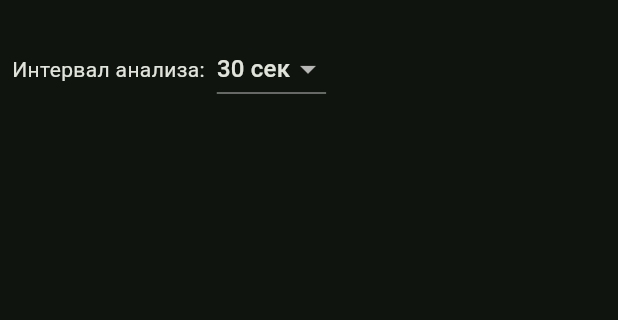
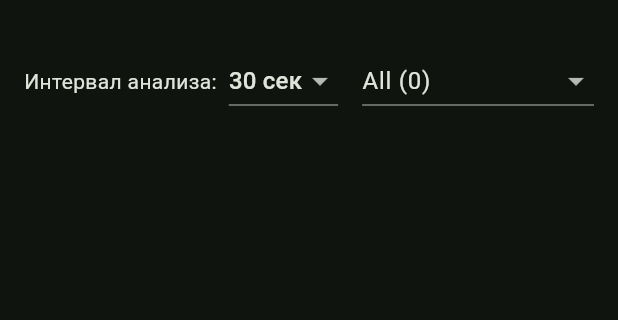
Before and after one commit to SmithAndWesson/roulette_signals, a Flutter app: the MainScreen screen opened directly with empty values, after a tap on the "refresh" icon, on a phone screen of 412 x 824 dp, the part 63-383 px from its top. Run offline on Flutter 3.47's test engine with Material 3 defaults, Android fonts, the phone set to English and light mode, and no system bars; our stand-ins replace assets_audio_player, shared_preferences; missing offline and left inert: webview_windows; accounts and stored records are empty; network calls fail.

Commit message:
feat: улучшена фильтрация игр и интерфейс - Обновлена логика фильтрации заблокированных игр с учетом формата provider:gameName - Добавлено отображение количества игр для каждого провайдера - Восстановлен интервал анализа в интерфейсе

```diff
--- a/lib/presentation/screens/main_screen.dart
+++ b/lib/presentation/screens/main_screen.dart
@@ -28,15 +28,17 @@ class _MainScreenState extends State<MainScreen> {
   final _rouletteService = RouletteService();
   final _websocketService = WebSocketService();
   final _numberAnalyzer = NumberAnalyzer();
-  late final RoulettesPoller _roulettesPoller;
   final _soundPlayer = SoundPlayer();
-  List<RouletteGame> _rouletteGames = [];
+  List<RouletteGame> _games = [];
+  String _selectedProvider = 'All';
+  List<String> _allProviders = [];
   bool _isLoading = true;
   bool _isAnalyzing = false;
   DateTime? _lastAnalysisTime;
   Map<String, RecentResults?> _recentResults = {};
   Map<String, List<Signal>> _gameSignals = {};
   Duration _analysisInterval = const Duration(seconds: 30);
+  late final RoulettesPoller _roulettesPoller;
 
   @override
   void initState() {
@@ -45,16 +47,20 @@ class _MainScreenState extends State<MainScreen> {
       onSignalDetected: _handlePollerSignal,
       pollInterval: _analysisInterval,
     );
-    _loadRouletteGames();
+    _loadGames();
   }
 
-  Future<void> _loadRouletteGames() async {
+  Future<void> _loadGames() async {
     try {
       setState(() => _isLoading = true);
-      _rouletteGames = await _rouletteService.fetchLiveRouletteGames();
-      setState(() => _isLoading = false);
+      final games = await _rouletteService.fetchLiveRouletteGames();
+      setState(() {
+        _games = games;
+        _allProviders = games.map((g) => g.provider).toSet().toList()..sort();
+        _isLoading = false;
+      });
     } catch (e) {
-      Logger.error('Ошибка загрузки рулеток', e);
+      Logger.error('Ошибка загрузки игр', e);
       setState(() => _isLoading = false);
     }
   }
@@ -120,7 +126,7 @@ class _MainScreenState extends State<MainScreen> {
   void _handlePollerSignal(String gameTitle, List<int> numbers) {
     final signals = _numberAnalyzer.detectMissingDozenOrRow(numbers);
     if (signals.isNotEmpty) {
-      final game = _rouletteGames.firstWhere(
+      final game = _games.firstWhere(
         (g) => g.title == gameTitle,
         orElse: () => RouletteGame(
           id: '0',
@@ -160,13 +166,24 @@ class _MainScreenState extends State<MainScreen> {
 
   @override
   Widget build(BuildContext context) {
+    final filteredGames = _games
+        .where((game) =>
+            _selectedProvider == 'All' || game.provider == _selectedProvider)
+        .toList();
+
+    // Создаем Map с количеством игр для каждого провайдера
+    final providerCounts = <String, int>{};
+    for (final game in _games) {
+      providerCounts[game.provider] = (providerCounts[game.provider] ?? 0) + 1;
+    }
+
     return Scaffold(
       appBar: AppBar(
         title: const Text('Roulette Signals'),
         actions: [
           IconButton(
             icon: const Icon(Icons.refresh),
-            onPressed: _isLoading ? null : _loadRouletteGames,
+            onPressed: _isLoading ? null : _loadGames,
           ),
           IconButton(
             icon: Icon(_isAnalyzing ? Icons.stop : Icons.play_arrow),
@@ -174,12 +191,11 @@ class _MainScreenState extends State<MainScreen> {
           ),
         ],
       ),
-      body: _isLoading
-          ? const Center(child: CircularProgressIndicator())
-          : Column(
+      body: SafeArea(
+        child: Column(
           children: [
             Padding(
-                  padding: const EdgeInsets.all(8.0),
+              padding: const EdgeInsets.all(16.0),
               child: Row(
                 children: [
                   const Text('Интервал анализа:'),
@@ -206,33 +222,53 @@ class _MainScreenState extends State<MainScreen> {
                       }
                     },
                   ),
+                  const SizedBox(width: 16),
+                  Expanded(
+                    child: DropdownButton<String>(
+                      value: _selectedProvider,
+                      items: [
+                        DropdownMenuItem(
+                          value: 'All',
+                          child: Text('All (${_games.length})'),
+                        ),
+                        ..._allProviders.map((provider) => DropdownMenuItem(
+                              value: provider,
+                              child: Text(
+                                  '$provider (${providerCounts[provider] ?? 0})'),
+                            )),
+                      ],
+                      onChanged: (value) =>
+                          setState(() => _selectedProvider = value!),
+                      isExpanded: true,
+                      style: Theme.of(context).textTheme.bodyLarge,
+                      dropdownColor: Theme.of(context).colorScheme.surface,
+                    ),
+                  ),
                 ],
               ),
             ),
             Expanded(
-                  child: GridView.builder(
-                    padding: const EdgeInsets.all(8),
-                    gridDelegate:
-                        const SliverGridDelegateWithFixedCrossAxisCount(
-                      crossAxisCount: 2,
-                      childAspectRatio: 1.5,
-                      crossAxisSpacing: 8,
-                      mainAxisSpacing: 8,
-                    ),
-                    itemCount: _rouletteGames.length,
-                    itemBuilder: (context, index) {
-                      final game = _rouletteGames[index];
-                      return RouletteCard(
+              child: _isLoading
+                  ? const Center(child: CircularProgressIndicator())
+                  : GridView.count(
+                      crossAxisCount: 5,
+                      childAspectRatio: 1.0,
+                      mainAxisSpacing: 8.0,
+                      crossAxisSpacing: 8.0,
+                      padding: const EdgeInsets.all(16.0),
+                      children: filteredGames
+                          .map((game) => RouletteCard(
                                 game: game,
                                 evoSessionId: widget.authResponse.evoSessionId,
-                        onConnect: (params) =>
-                            _fetchRecentResults(game.id.toString(), params),
+                                onConnect: (params) => _fetchRecentResults(
+                                    game.id.toString(), params),
                                 signals: _gameSignals[game.id] ?? [],
-                      );
-                    },
+                              ))
+                          .toList(),
                     ),
             ),
           ],
+        ),
       ),
     );
   }
--- a/lib/services/roulette_service.dart
+++ b/lib/services/roulette_service.dart
@@ -38,11 +38,21 @@ class RouletteService {
           List<String>.from(restrictions['producers'] ?? []);
       final restrictedGames = List<String>.from(restrictions['games'] ?? []);
 
-      final filteredGames = rouletteGames
-          .where((game) =>
-              !restrictedGames.contains(game.identifier) &&
-              !restrictedProviders.contains(game.provider))
-          .toList();
+      Logger.debug('Заблокированные провайдеры: $restrictedProviders');
+      Logger.debug('Заблокированные игры: $restrictedGames');
+
+      final filteredGames = rouletteGames.where((game) {
+        // формируем ключ в формате provider:gameName
+        final gameKey = game.identifier.replaceFirst('/', ':');
+        final isRestricted = restrictedGames.contains(gameKey) ||
+            restrictedProviders.contains(game.provider);
+
+        if (isRestricted) {
+          Logger.debug('Игра заблокирована: ${game.title} (${game.provider})');
+        }
+
+        return !isRestricted;
+      }).toList();
 
       Logger.info('Получено ${filteredGames.length} рулеток');
       return filteredGames;
@@ -97,7 +107,9 @@ class RouletteService {
       });
 
       // Загружаем страницу
-      await controller.loadUrl('https://gizbo.casino$playUrl');
+      final fullUrl = 'https://gizbo.casino$playUrl';
+      Logger.info('WebSocket URL: $fullUrl');
+      await controller.loadUrl(fullUrl);
 
       // Ждем получения src iframe
       final iframeSrc = await completer.future;
```
Lines whose indentation alone changed are shown as unchanged.
